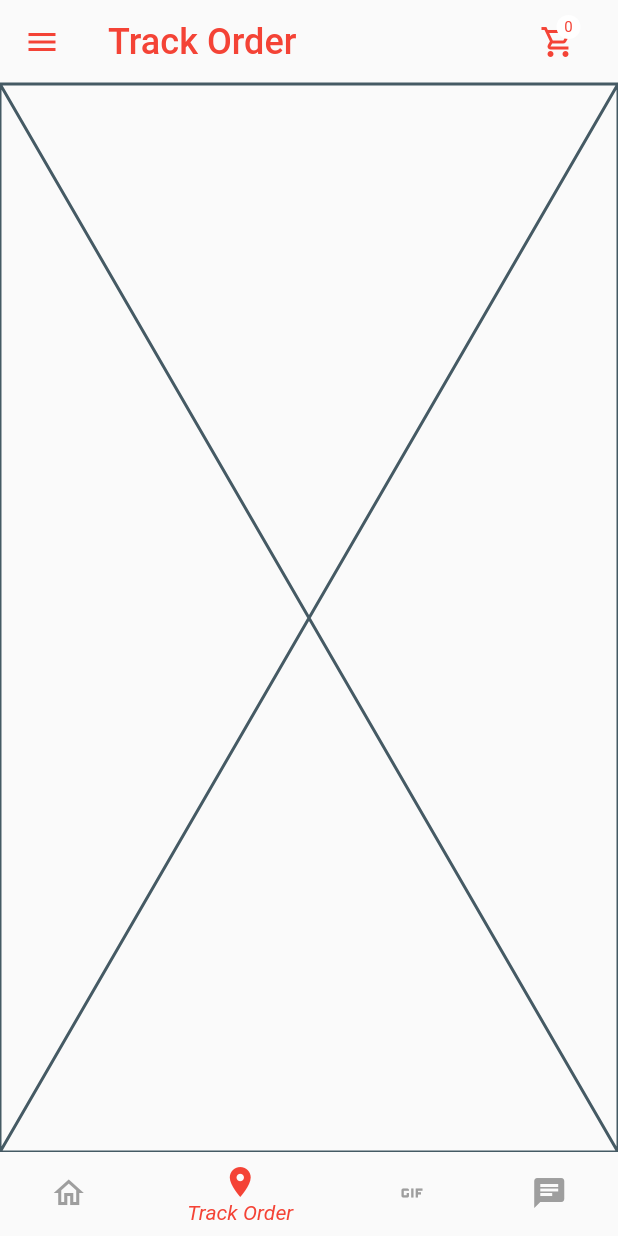
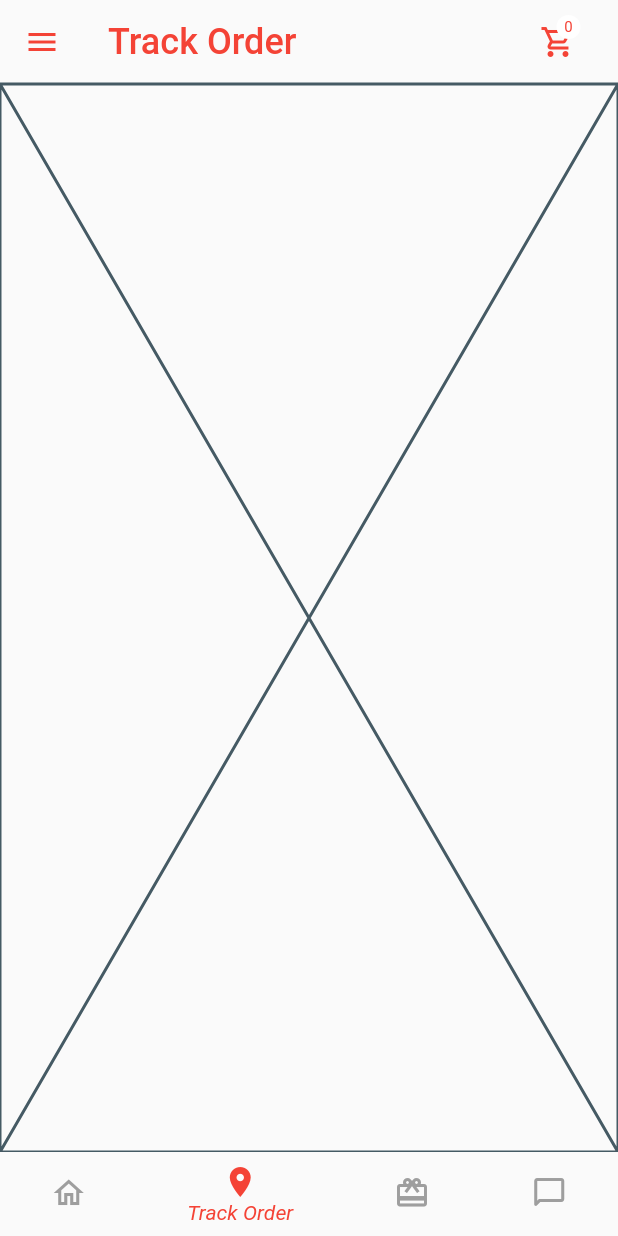
Before and after one commit to Bildad0/Delivery-App, a Flutter app: the HomeScreen screen opened by its route, item 2 of the bottom bar chosen, on a phone screen of 412 x 824 dp. Run offline on Flutter 3.47's test engine with Material 2 defaults, Android fonts, the phone set to English and light mode, and no system bars; our stand-ins replace carousel_slider, firebase_core, flutter_datetime_picker, geocoding, geolocator, google_maps_flutter and 1 more; missing offline and left inert: flutter_polyline_points, open_settings; accounts and stored records are empty; network calls fail; Roboto replaces fonts that are missing (SawarabiGothic).

Commit message:
updates and fixes

```diff
--- a/app/lib/Screens/home.dart
+++ b/app/lib/Screens/home.dart
@@ -78,11 +78,11 @@ class _HomeScreenState extends State<HomeScreen> {
             label: "Track Order",
           ),
           BottomNavigationBarItem(
-            icon: Icon(Icons.gif),
+            icon: Icon(Icons.card_giftcard),
             label: "Rewards",
           ),
           BottomNavigationBarItem(
-            icon: Icon(Icons.chat),
+            icon: Icon(Icons.chat_bubble_outline_rounded),
             label: "Chat",
           ),
         ],
--- a/app/pubspec.yaml
+++ b/app/pubspec.yaml
@@ -53,6 +53,7 @@ dependencies:
   http: ^0.13.5
   firebase_core: ^2.8.0
   flutter_polyline_points: ^1.0.0
+  font_awesome_flutter: ^10.4.0
 
 dev_dependencies:
   flutter_test:
```
Also changed, not shown: app/lib/Screens/splashscreen.dart (+4 -29 lines), app/pubspec.lock.
